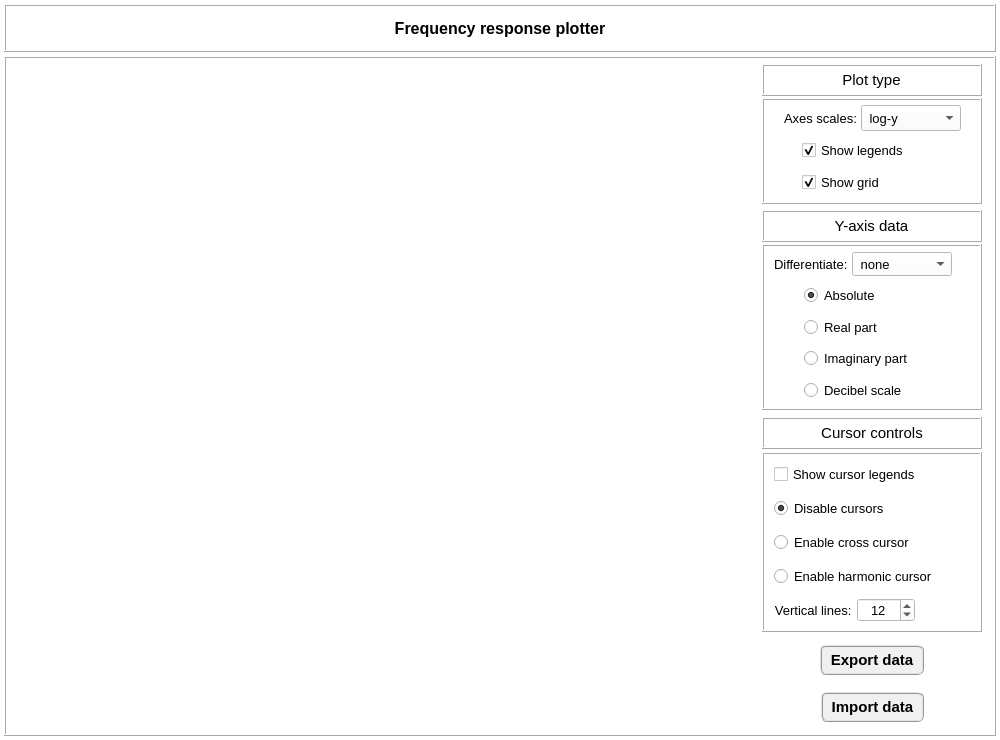
open-pulse/OpenPulse, file pulse/interface/ui_files/plots/results/general/frequency_response_plot.ui: the form before one commit.
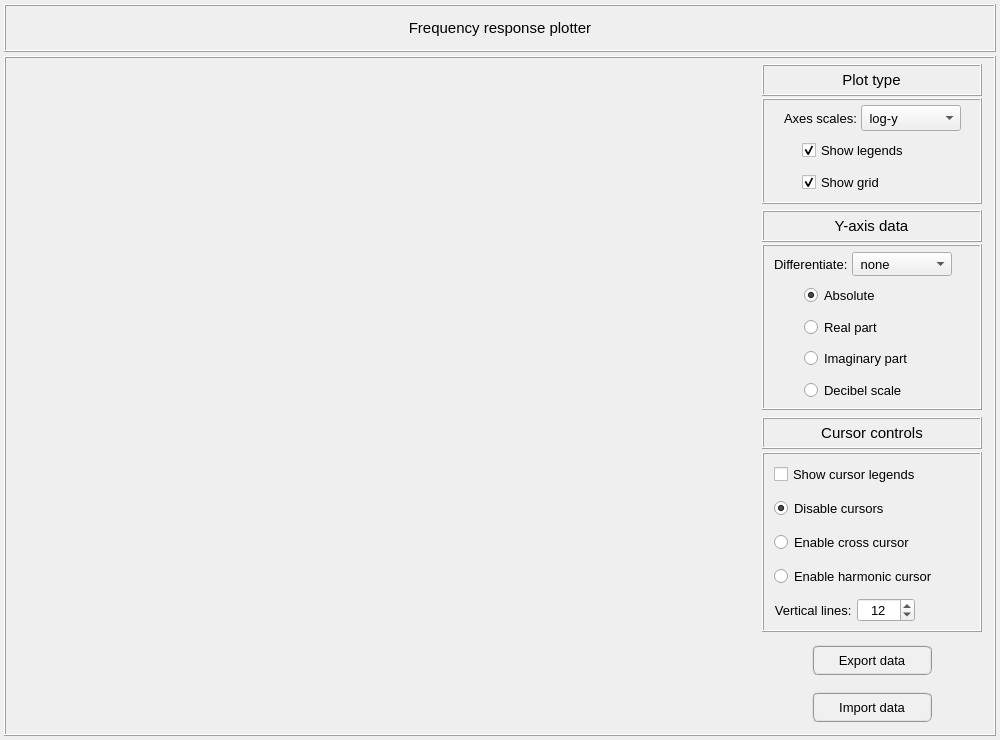
The form after the commit.

```diff
--- a/pulse/interface/ui_files/plots/results/general/frequency_response_plot.ui
+++ b/pulse/interface/ui_files/plots/results/general/frequency_response_plot.ui
@@ -20,7 +20,7 @@
    <string>Dialog</string>
   </property>
   <property name="styleSheet">
-   <string notr="true">background-color: rgb(255, 255, 255);</string>
+   <string notr="true"/>
   </property>
   <layout class="QGridLayout" name="gridLayout">
    <property name="leftMargin">
@@ -170,63 +170,39 @@
             <property name="spacing">
              <number>2</number>
             </property>
-            <item row="0" column="1">
+            <item row="0" column="0">
              <widget class="QPushButton" name="pushButton_import_data">
               <property name="enabled">
                <bool>true</bool>
               </property>
               <property name="minimumSize">
                <size>
-                <width>0</width>
+                <width>120</width>
                 <height>30</height>
                </size>
               </property>
               <property name="maximumSize">
                <size>
-                <width>260</width>
+                <width>120</width>
                 <height>30</height>
                </size>
               </property>
               <property name="font">
                <font>
-                <family>MS Shell Dlg 2</family>
-                <pointsize>11</pointsize>
-                <weight>75</weight>
-                <italic>false</italic>
-                <bold>true</bold>
+                <pointsize>10</pointsize>
                </font>
               </property>
               <property name="styleSheet">
-               <string notr="true">QPushButton{border-radius: 6px; border-color: rgb(150, 150, 150); border-style: ridge; border-width: 2px; color: rgb(0, 0, 0); background-color: rgb(240, 240, 240); font: 75 bold 11pt &quot;MS Shell Dlg 2&quot;}
-QPushButton:hover{border-radius: 6px; border-color: rgb(0, 170, 255); border-style: ridge; border-width: 2px; color: rgb(0, 0, 0); background-color: rgba(174, 213, 255, 100); font: 75 bold 11pt &quot;MS Shell Dlg 2&quot;}
-QPushButton:pressed{border-radius: 6px; border-color: rgb(0, 170, 255); border-style: ridge; border-width: 3px; color: rgb(0, 0, 0); background-color: rgb(174, 213, 255); font: 75 bold 11pt &quot;MS Shell Dlg 2&quot;}
-QPushButton:disabled{border-radius: 6px; border-color: rgb(150, 150, 150); border-style: ridge; border-width: 3px; color: rgb(150, 150, 150); background-color: rgb(200, 200, 200); font: 75 bold 11pt &quot;MS Shell Dlg 2&quot;}</string>
+               <string notr="true">QPushButton{border-radius: 6px; border-color: rgb(150, 150, 150); border-style: ridge; border-width: 2px; color: rgb(0, 0, 0); background-color: rgb(240, 240, 240)}
+QPushButton:hover{border-radius: 6px; border-color: rgb(0, 170, 255); border-style: ridge; border-width: 2px; color: rgb(0, 0, 0); background-color: rgba(174, 213, 255, 100)}
+QPushButton:pressed{border-radius: 6px; border-color: rgb(0, 170, 255); border-style: ridge; border-width: 2px; color: rgb(0, 0, 0); background-color: rgb(174, 213, 255)}
+QPushButton:disabled{border-radius: 6px; border-color: rgb(150, 150, 150); border-style: ridge; border-width: 0px; color: rgb(150,150, 150); background-color: rgb(220, 220, 220)}</string>
               </property>
               <property name="text">
                <string>  Import data  </string>
               </property>
              </widget>
             </item>
-            <item row="0" column="0">
-             <widget class="QFrame" name="frame_adj_left">
-              <property name="frameShape">
-               <enum>QFrame::NoFrame</enum>
-              </property>
-              <property name="frameShadow">
-               <enum>QFrame::Raised</enum>
-              </property>
-             </widget>
-            </item>
-            <item row="0" column="2">
-             <widget class="QFrame" name="frame_adj_right">
-              <property name="frameShape">
-               <enum>QFrame::NoFrame</enum>
-              </property>
-              <property name="frameShadow">
-               <enum>QFrame::Raised</enum>
-              </property>
-             </widget>
-            </item>
            </layout>
           </widget>
          </item>
@@ -1838,63 +1814,42 @@
             <property name="spacing">
              <number>2</number>
             </property>
-            <item row="0" column="1">
+            <item row="0" column="0">
              <widget class="QPushButton" name="pushButton_export_data">
               <property name="enabled">
                <bool>true</bool>
               </property>
               <property name="minimumSize">
                <size>
-                <width>0</width>
+                <width>120</width>
                 <height>30</height>
                </size>
               </property>
               <property name="maximumSize">
                <size>
-                <width>260</width>
+                <width>120</width>
                 <height>30</height>
                </size>
               </property>
               <property name="font">
                <font>
-                <family>MS Shell Dlg 2</family>
-                <pointsize>11</pointsize>
-                <weight>75</weight>
+                <pointsize>10</pointsize>
+                <weight>50</weight>
                 <italic>false</italic>
-                <bold>true</bold>
+                <bold>false</bold>
                </font>
               </property>
               <property name="styleSheet">
-               <string notr="true">QPushButton{border-radius: 6px; border-color: rgb(150, 150, 150); border-style: ridge; border-width: 2px; color: rgb(0, 0, 0); background-color: rgb(240, 240, 240); font: 75 bold 11pt &quot;MS Shell Dlg 2&quot;}
-QPushButton:hover{border-radius: 6px; border-color: rgb(0, 170, 255); border-style: ridge; border-width: 2px; color: rgb(0, 0, 0); background-color: rgba(174, 213, 255, 100); font: 75 bold 11pt &quot;MS Shell Dlg 2&quot;}
-QPushButton:pressed{border-radius: 6px; border-color: rgb(0, 170, 255); border-style: ridge; border-width: 3px; color: rgb(0, 0, 0); background-color: rgb(174, 213, 255); font: 75 bold 11pt &quot;MS Shell Dlg 2&quot;}
-QPushButton:disabled{border-radius: 6px; border-color: rgb(150, 150, 150); border-style: ridge; border-width: 3px; color: rgb(150, 150, 150); background-color: rgb(200, 200, 200); font: 75 bold 11pt &quot;MS Shell Dlg 2&quot;}</string>
+               <string notr="true">QPushButton{border-radius: 6px; border-color: rgb(150, 150, 150); border-style: ridge; border-width: 2px; color: rgb(0, 0, 0); background-color: rgb(240, 240, 240)}
+QPushButton:hover{border-radius: 6px; border-color: rgb(0, 170, 255); border-style: ridge; border-width: 2px; color: rgb(0, 0, 0); background-color: rgba(174, 213, 255, 100)}
+QPushButton:pressed{border-radius: 6px; border-color: rgb(0, 170, 255); border-style: ridge; border-width: 2px; color: rgb(0, 0, 0); background-color: rgb(174, 213, 255)}
+QPushButton:disabled{border-radius: 6px; border-color: rgb(150, 150, 150); border-style: ridge; border-width: 0px; color: rgb(150,150, 150); background-color: rgb(220, 220, 220)}</string>
               </property>
               <property name="text">
                <string>  Export data  </string>
               </property>
              </widget>
             </item>
-            <item row="0" column="0">
-             <widget class="QFrame" name="frame">
-              <property name="frameShape">
-               <enum>QFrame::NoFrame</enum>
-              </property>
-              <property name="frameShadow">
-               <enum>QFrame::Raised</enum>
-              </property>
-             </widget>
-            </item>
-            <item row="0" column="2">
-             <widget class="QFrame" name="frame_2">
-              <property name="frameShape">
-               <enum>QFrame::NoFrame</enum>
-              </property>
-              <property name="frameShadow">
-               <enum>QFrame::Raised</enum>
-              </property>
-             </widget>
-            </item>
            </layout>
           </widget>
          </item>
@@ -1944,9 +1899,7 @@
        <widget class="QLabel" name="label_14">
         <property name="font">
          <font>
-          <pointsize>12</pointsize>
-          <weight>75</weight>
-          <bold>true</bold>
+          <pointsize>11</pointsize>
          </font>
         </property>
         <property name="text">
```
Left out of the diff: 2 changed lines with no effect on the pictures.
